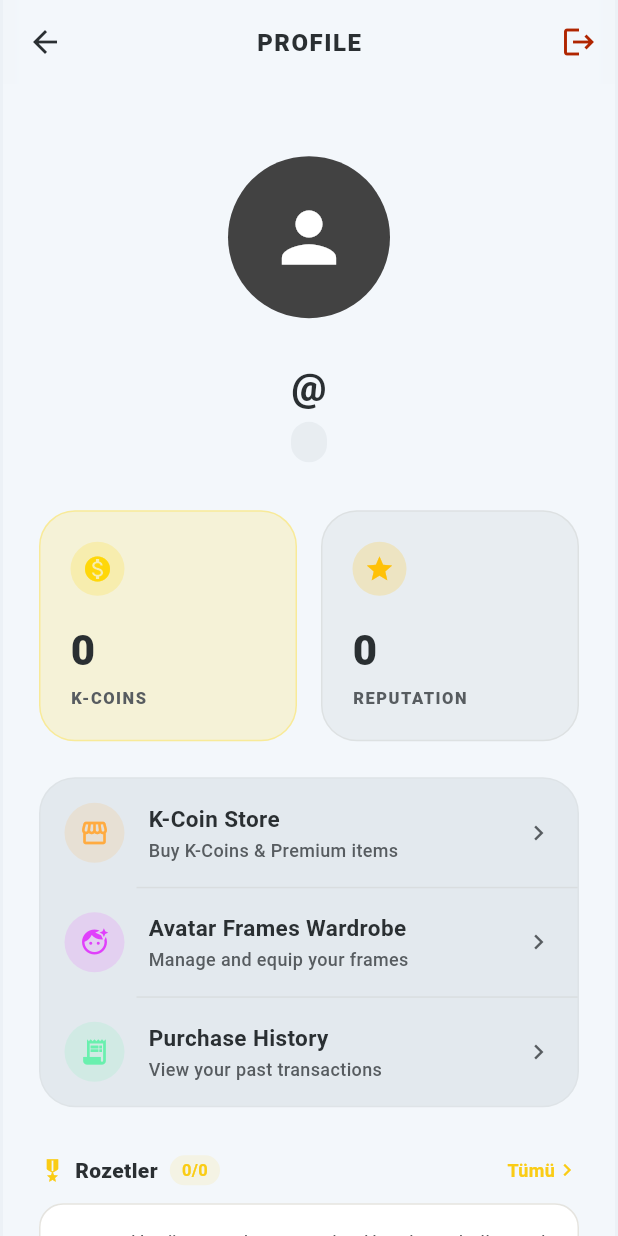
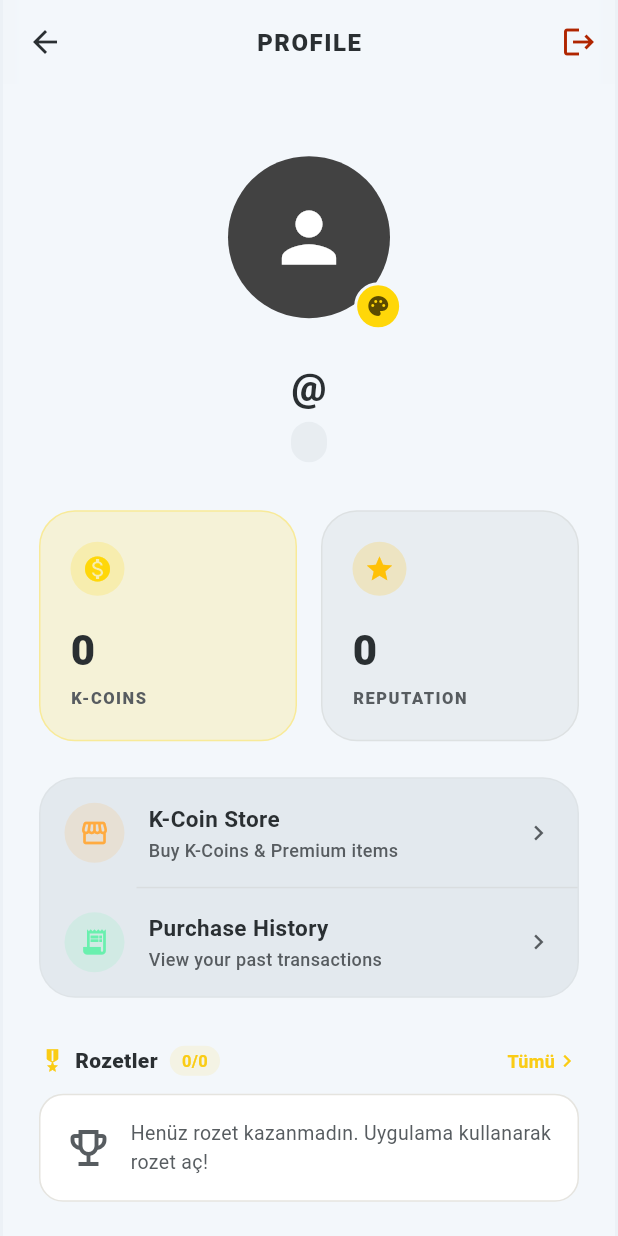
Before and after one commit to emingarip/sports-app, a Flutter app: the ProfileScreen screen opened directly, on a phone screen of 412 x 824 dp. Run offline on Flutter 3.47's test engine with Material 3 defaults, Android fonts, the phone set to English and light mode, and no system bars; our stand-ins replace app_links, firebase_core, firebase_messaging, flutter_dotenv, flutter_riverpod, flutter_tts and 6 more; missing offline and left inert: dart:html, home_widget, live_activities, livekit_client, purchases_flutter; accounts and stored records are empty; generated files the repository leaves out were written again; network calls fail.

Commit message:
feat: move wardrobe access to avatar overlay icon

```diff
--- a/lib/screens/profile_screen.dart
+++ b/lib/screens/profile_screen.dart
@@ -153,10 +153,39 @@ class _ProfileScreenState extends ConsumerState<ProfileScreen> {
         padding: const EdgeInsets.fromLTRB(24.0, 40.0, 24.0, 24.0),
         child: Column(
           children: [
-            FrameAvatar(
-              avatarUrl: _profile!.avatarUrl,
-              activeFrame: _profile!.activeFrame,
-              radius: 54,
+            GestureDetector(
+              onTap: () async {
+                await Navigator.push(context, MaterialPageRoute(builder: (_) => const AvatarFramesScreen()));
+                await _fetchProfile();
+                ref.invalidate(leaderboardProvider);
+              },
+              child: Stack(
+                alignment: Alignment.center,
+                children: [
+                  FrameAvatar(
+                    avatarUrl: _profile!.avatarUrl,
+                    activeFrame: _profile!.activeFrame,
+                    radius: 54,
+                  ),
+                  Positioned(
+                    right: 0,
+                    bottom: 0,
+                    child: Container(
+                      padding: const EdgeInsets.all(6),
+                      decoration: BoxDecoration(
+                        color: context.colors.primaryContainer,
+                        shape: BoxShape.circle,
+                        border: Border.all(color: context.colors.background, width: 2),
+                      ),
+                      child: Icon(
+                        Icons.palette,
+                        color: context.colors.onPrimaryContainer,
+                        size: 16,
+                      ),
+                    ),
+                  ),
+                ],
+              ),
             ),
             const SizedBox(height: 20),
             Text(
@@ -299,18 +328,6 @@ class _ProfileScreenState extends ConsumerState<ProfileScreen> {
                 title: 'K-Coin Store',
                 subtitle: 'Buy K-Coins & Premium items',
                 onTap: () => Navigator.push(context, MaterialPageRoute(builder: (_) => const StoreFrontScreen())),
-              ),
-              Divider(height: 1, indent: 64, color: context.colors.outline.withOpacity(0.1)),
-              _buildSettingsTile(
-                icon: Icons.face_retouching_natural,
-                iconColor: Colors.purpleAccent,
-                title: 'Avatar Frames Wardrobe',
-                subtitle: 'Manage and equip your frames',
-                onTap: () async {
-                  await Navigator.push(context, MaterialPageRoute(builder: (_) => const AvatarFramesScreen()));
-                  await _fetchProfile();
-                  ref.invalidate(leaderboardProvider);
-                },
               ),
               Divider(height: 1, indent: 64, color: context.colors.outline.withOpacity(0.1)),
               _buildSettingsTile(
```
